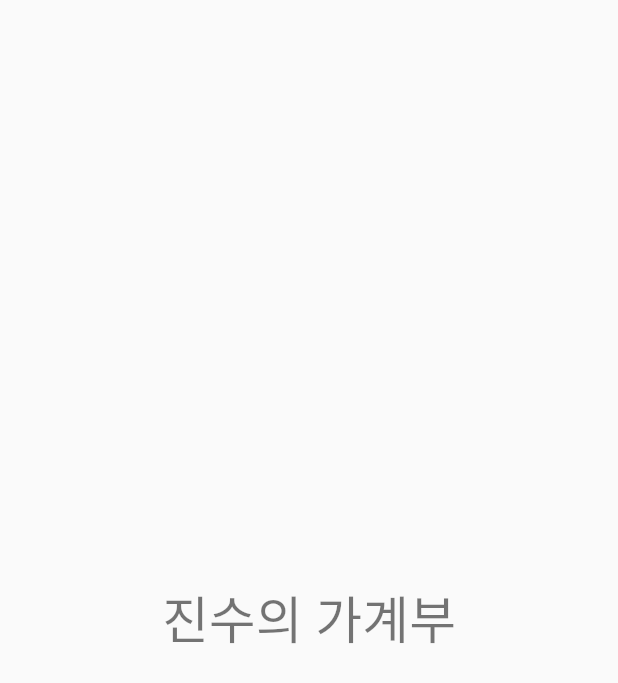
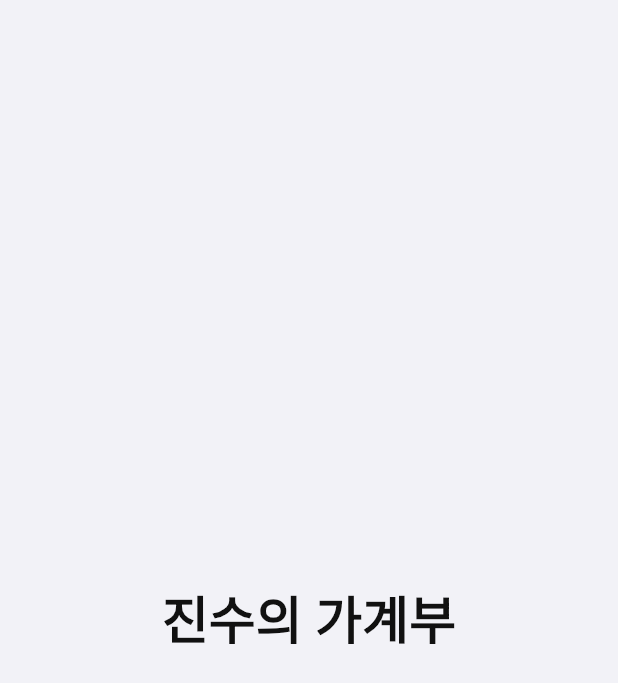
Before and after one commit to oh-jinsu/jinsusbudget, a Flutter app: the screen it shows after launch, on a phone screen of 412 x 824 dp. Shown: the top 683 px of the screen. Run offline on Flutter 3.47's test engine with Material 2 defaults, Android fonts, the phone set to English and light mode, and no system bars.

Commit message:
Update the theme

```diff
--- /dev/null
+++ b/lib/theme/color.dart
@@ -0,0 +1,6 @@
+import 'package:flutter/material.dart';
+
+const colorScheme = ColorScheme.light(
+  primary: Color(0xff37c759),
+  secondary: Color(0xffde0a19),
+);
--- a/lib/theme/icon.dart
+++ b/lib/theme/icon.dart
@@ -1,3 +1,3 @@
 import 'package:flutter/material.dart';
 
-const iconTheme = IconThemeData(color: Color(0xff323232));
+const iconTheme = IconThemeData(color: Color(0xff7d7d7d));
--- /dev/null
+++ b/lib/theme/text.dart
@@ -0,0 +1,24 @@
+import 'package:flutter/material.dart';
+
+const textTheme = TextTheme(
+  titleSmall: TextStyle(
+    color: Color(0xff111111),
+    fontWeight: FontWeight.bold,
+  ),
+  titleMedium: TextStyle(
+    color: Color(0xff111111),
+    fontWeight: FontWeight.bold,
+  ),
+  titleLarge: TextStyle(
+    color: Color(0xff111111),
+    fontWeight: FontWeight.bold,
+  ),
+  headlineSmall: TextStyle(
+    color: Color(0xff111111),
+    fontWeight: FontWeight.bold,
+  ),
+  headlineMedium: TextStyle(
+    color: Color(0xff111111),
+    fontWeight: FontWeight.bold,
+  ),
+);
--- a/lib/theme/theme.dart
+++ b/lib/theme/theme.dart
@@ -1,9 +1,15 @@
 import 'package:flutter/material.dart';
 import 'package:jinsusbudget/theme/app_bar.dart';
+import 'package:jinsusbudget/theme/color.dart';
 import 'package:jinsusbudget/theme/icon.dart';
+import 'package:jinsusbudget/theme/text.dart';
 
 final theme = ThemeData(
+  colorScheme: colorScheme,
   iconTheme: iconTheme,
+  textTheme: textTheme,
   appBarTheme: appBarTheme,
+  backgroundColor: Colors.white,
+  scaffoldBackgroundColor: const Color(0xfff2f2f7),
   primaryColor: const Color(0xff007aff),
 );
```
